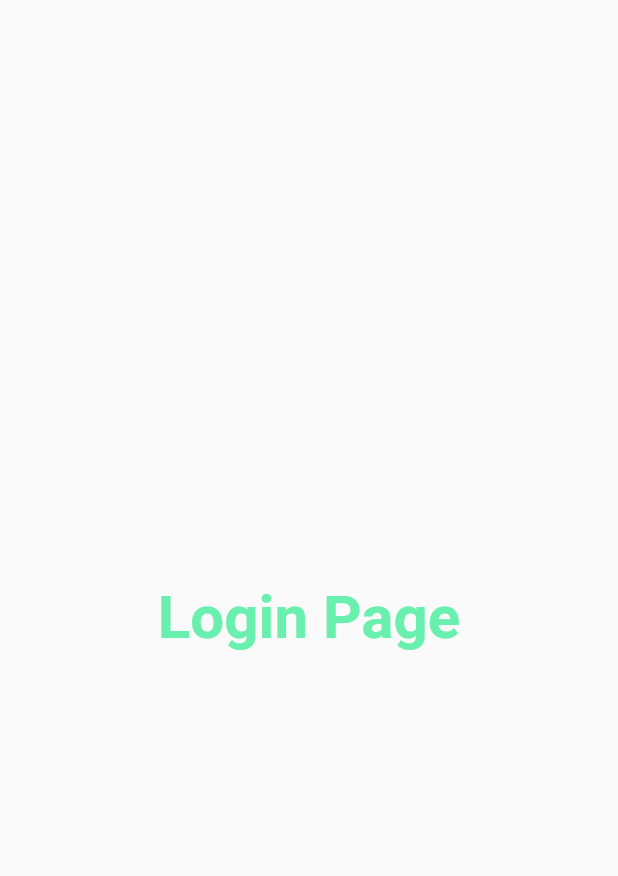
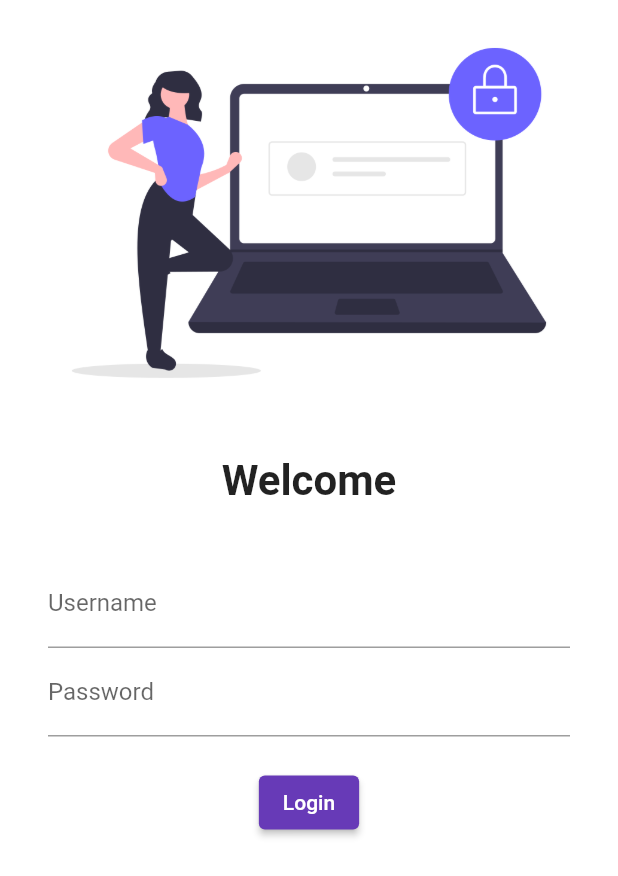
Before and after one commit to anas12136/my-application, a Flutter app: the screen it shows after launch, on a phone screen of 412 x 824 dp. Shown: the top 876 px of the screen. Run offline on Flutter 3.47's test engine with Material 2 defaults, Android fonts, the phone set to English and light mode, and no system bars; our stand-ins replace google_fonts.

Commit message:
chapter 4 completed

```diff
--- a/lib/Pages/LoginPage.dart
+++ b/lib/Pages/LoginPage.dart
@@ -4,17 +4,65 @@ class LoginPage extends StatelessWidget {
   @override
   Widget build(BuildContext context) {
     return Material(
-      child: Center(
-        child: Text("Login Page",
+      color: Colors.white,
+      child: Column(
+
+        children: [
+
+          Image.asset(
+            "assets/images/login.png",
+            fit: BoxFit.fill
+          ),
+        SizedBox(
+          height: 20.0,
+        ),
+        Text(
+          "Welcome",
           style: TextStyle(
-            fontSize: 40,
+            fontSize: 28,
             fontWeight: FontWeight.bold,
-            color: Colors.greenAccent,
-          ),
+          )
+        ),
+          SizedBox(height: 20.0,),
+          Padding(
+            padding: const EdgeInsets.symmetric(vertical: 16.0,horizontal: 32.0),
+            child: Column(
+              children: [
+                TextFormField(
+                  decoration: InputDecoration(
+                    hintText: "Enter Username",
+                    labelText: "Username",
+                  ),
+                ),
+                TextFormField(
+                  obscureText: true,
+                  decoration: InputDecoration(
+                    hintText: "Enter Password",
+                    labelText: "Password"
+                  ),
 
-        ),
-      )
-        ,
-    );
+                ),
+                SizedBox(height: 20.0,),
+                ElevatedButton(
+                  child:
+                  Text("Login"),
+                    style: TextButton.styleFrom(),
+                  onPressed: (){
+                    print("Hi Anas!");
+                    },
+
+                ),
+              ],
+            ),
+          )
+        ],
+
+
+        )
+      );
+
+
+
+
   }
 }
--- a/lib/main.dart
+++ b/lib/main.dart
@@ -1,6 +1,7 @@
 import 'package:flutter/material.dart';
 import 'package:git_project_2/Pages/home_page.dart';
 import 'package:git_project_2/Pages/LoginPage.dart';
+import 'package:google_fonts/google_fonts.dart';
 
 void main() => runApp(MyApp());
 
@@ -11,7 +12,11 @@ class MyApp extends StatelessWidget{
 
         return MaterialApp(
           themeMode: ThemeMode.light,
-          theme: ThemeData(primarySwatch: Colors.deepPurple),
+          theme: ThemeData(
+              primarySwatch: Colors.deepPurple,
+            primaryTextTheme: GoogleFonts.lateefTextTheme(),
+
+          ),
           routes: {
             "/": (context) => LoginPage(),
             "/home":(context) => HomePage(),
```
Also changed, not shown: pubspec.yaml (+3 -6 lines), assets/images/login.png (added), pubspec.lock.
